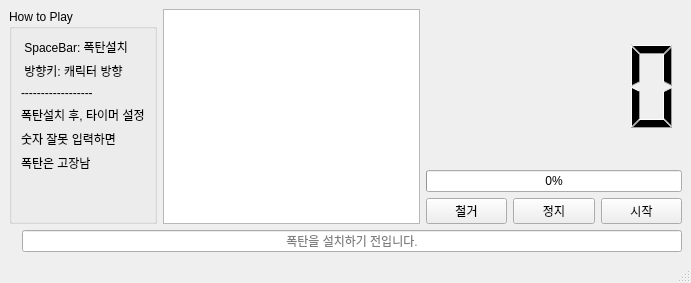
Qt form 04_task_execution_app/resource/ui/bomb_game.ui (yeko0124/QT_Study) before a commit.
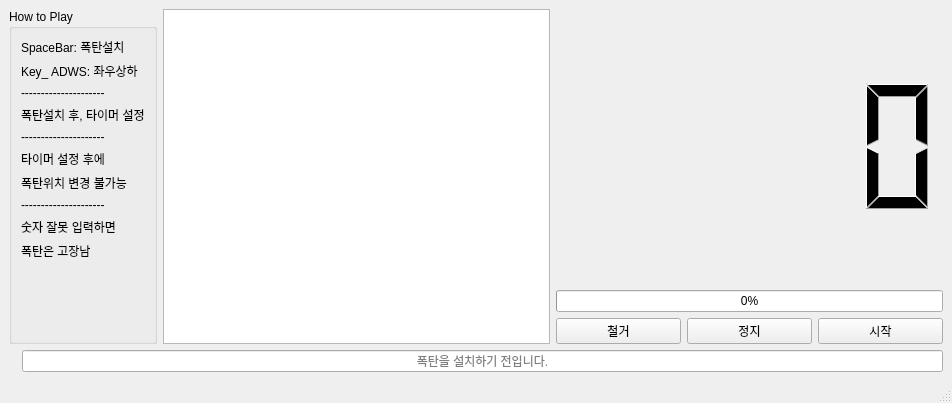
The same form after that commit.

Commit message: update bomb_game directory

What changed in the file:
```diff
--- a/04_task_execution_app/resource/ui/bomb_game.ui
+++ b/04_task_execution_app/resource/ui/bomb_game.ui
@@ -6,8 +6,8 @@
    <rect>
     <x>0</x>
     <y>0</y>
-    <width>691</width>
-    <height>283</height>
+    <width>952</width>
+    <height>403</height>
    </rect>
   </property>
   <property name="windowTitle">
@@ -38,7 +38,7 @@
                   <enum>QFrame::Plain</enum>
                  </property>
                  <property name="text">
-                  <string> SpaceBar: 폭탄설치</string>
+                  <string>SpaceBar: 폭탄설치</string>
                  </property>
                  <property name="alignment">
                   <set>Qt::AlignLeading|Qt::AlignLeft|Qt::AlignVCenter</set>
@@ -54,7 +54,7 @@
                   <enum>QFrame::Plain</enum>
                  </property>
                  <property name="text">
-                  <string> 방향키: 캐릭터 방향</string>
+                  <string>Key_ ADWS: 좌우상하</string>
                  </property>
                  <property name="alignment">
                   <set>Qt::AlignLeading|Qt::AlignLeft|Qt::AlignVCenter</set>
@@ -70,7 +70,7 @@
                   <enum>QFrame::Plain</enum>
                  </property>
                  <property name="text">
-                  <string>------------------</string>
+                  <string>---------------------</string>
                  </property>
                  <property name="alignment">
                   <set>Qt::AlignLeading|Qt::AlignLeft|Qt::AlignVCenter</set>
@@ -93,6 +93,34 @@
                  </property>
                 </widget>
                </item>
+               <item>
+                <widget class="QLabel" name="label_11">
+                 <property name="text">
+                  <string>---------------------</string>
+                 </property>
+                </widget>
+               </item>
+               <item>
+                <widget class="QLabel" name="label_8">
+                 <property name="text">
+                  <string>타이머 설정 후에</string>
+                 </property>
+                </widget>
+               </item>
+               <item>
+                <widget class="QLabel" name="label_9">
+                 <property name="text">
+                  <string>폭탄위치 변경 불가능</string>
+                 </property>
+                </widget>
+               </item>
+               <item>
+                <widget class="QLabel" name="label_10">
+                 <property name="text">
+                  <string>---------------------</string>
+                 </property>
+                </widget>
+               </item>
                <item>
                 <widget class="QLabel" name="label_6">
                  <property name="text">
```
Left out of the diff: 6 changed lines with no effect on the pictures. The commit also changes 3 other files.
